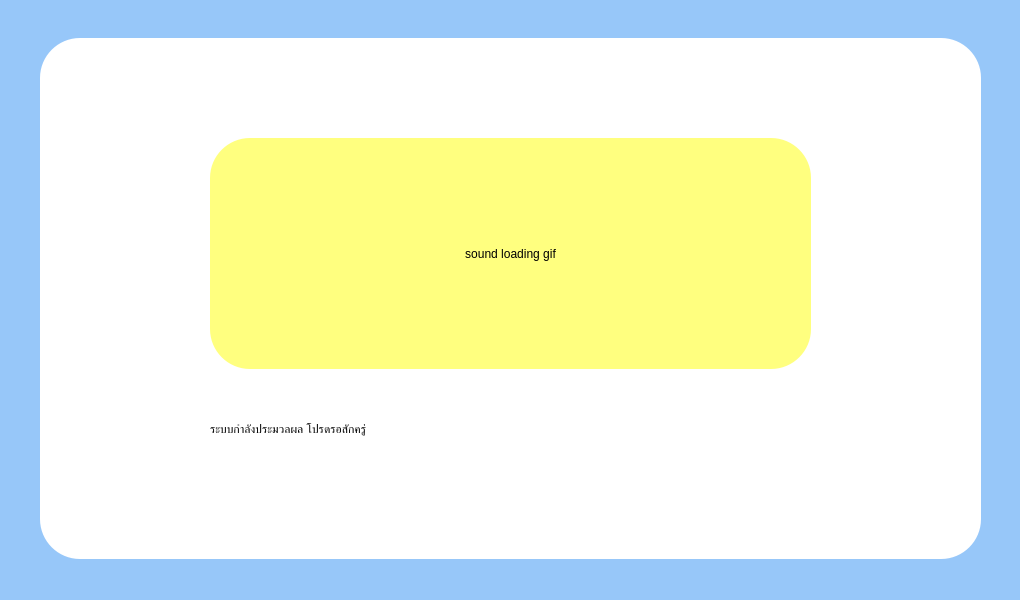
Papichaya-Dev/HARDWARE-GUI-Klongyaa-seniorProject, file screen/inputPillNameScreen/ui/voice_loading_screen.ui: the form before one commit.
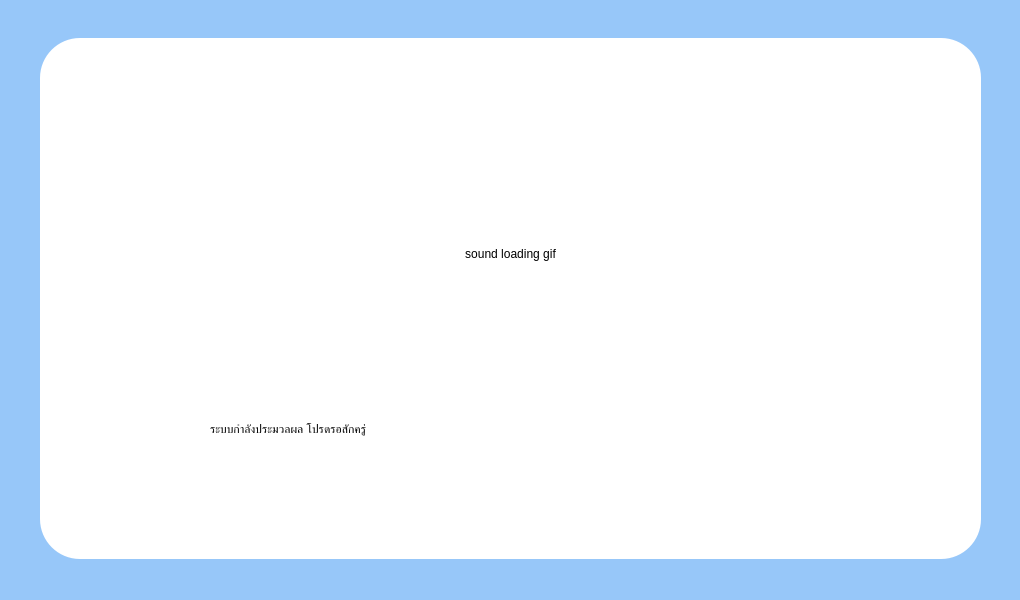
The form after the commit.

Commit message: :bouquet:[complete] voice loading screen and created confirm pil name :bouquet:

Diff of the .ui file:
```diff
--- a/screen/inputPillNameScreen/ui/voice_loading_screen.ui
+++ b/screen/inputPillNameScreen/ui/voice_loading_screen.ui
@@ -46,7 +46,7 @@
      </rect>
     </property>
     <property name="styleSheet">
-     <string notr="true">background-color: rgb(255, 255, 127);
+     <string notr="true">background-color:#ffffff;
 font: 75 36pt &quot;JasmineUPC&quot;;</string>
     </property>
     <property name="text">
```
The commit also changes 1 other file.
